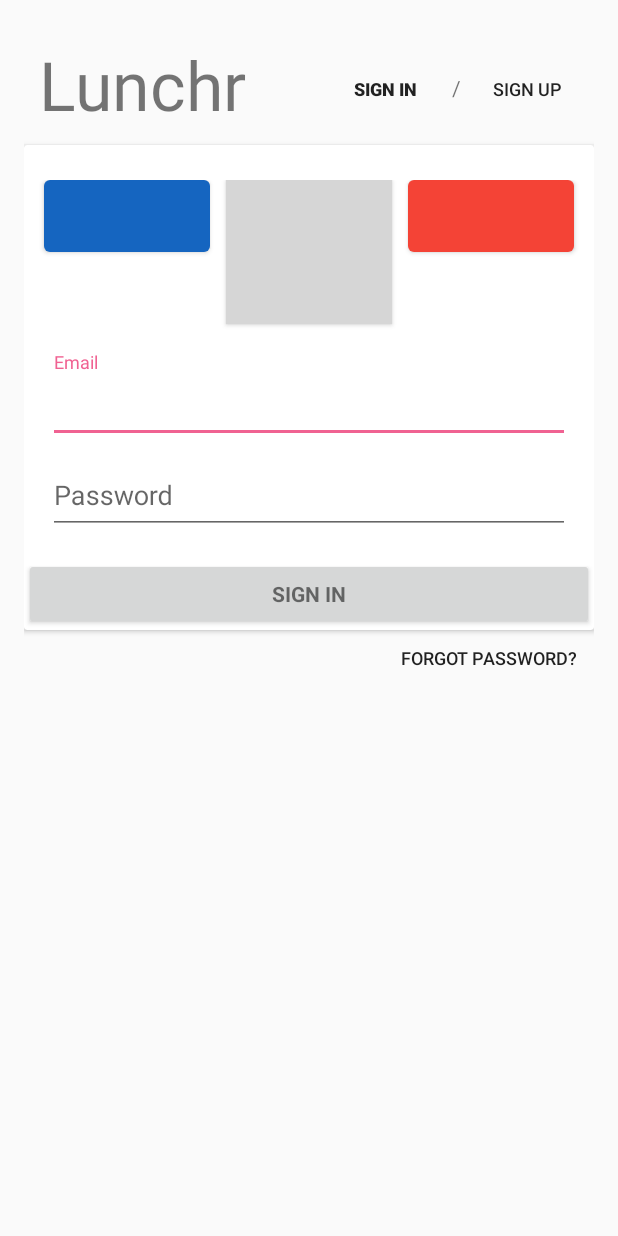
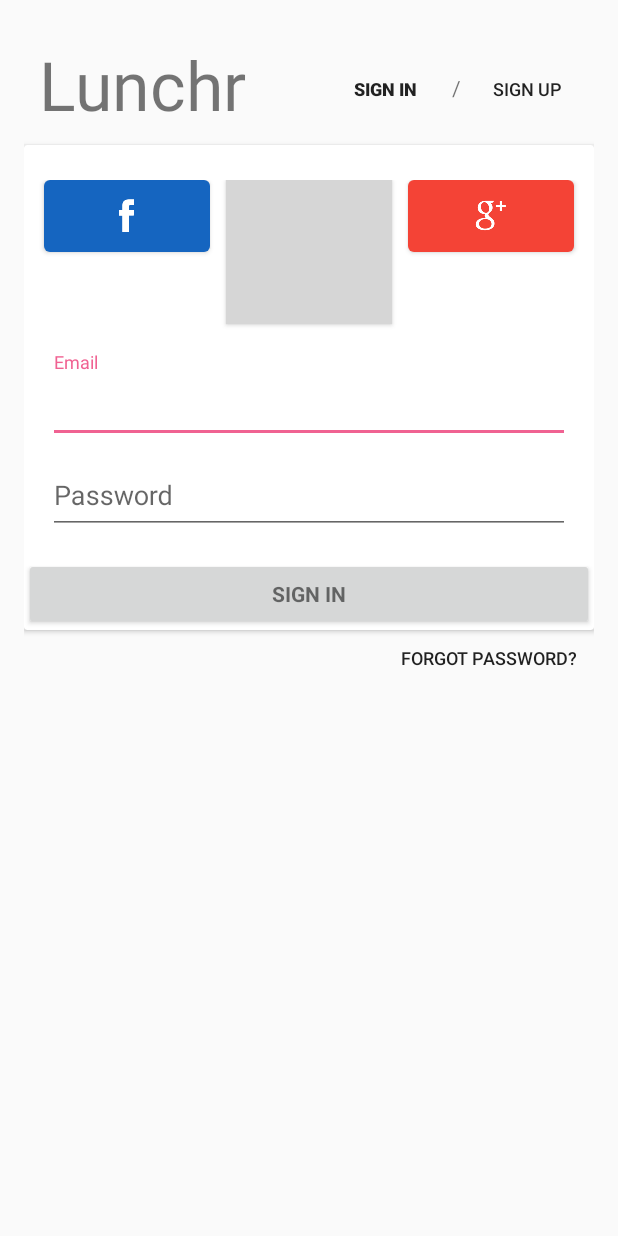
Before and after one commit to Net-Geek/Lunchr, an Android app: the screen it shows after launch (LoginActivity), on a phone screen of 412 x 824 dp. Run offline under Robolectric (Android 15) with nearby library versions, the phone set to English and light mode, and no system bars; libraries missing offline, so code that uses them is left out: com.facebook, com.facebook.login, com.firebase.client; 8 statements that could not run were skipped; grey boxes are pictures that could not be loaded.

Commit message:
Added external OAuth assets for facebook, twitter, google, etc

```diff
--- a/app/src/main/res/layout/activity_login.xml
+++ b/app/src/main/res/layout/activity_login.xml
@@ -88,6 +88,9 @@
                         android:layout_gravity="center_horizontal"
                         android:layout_margin="5dp"
                         android:layout_weight="1"
+                        android:src="@drawable/ic_facebook"
+                        android:tint="@color/white"
+                        android:scaleType="center"
                         android:text="@string/login_with_facebook" />
 
                     <ImageButton
@@ -98,6 +101,9 @@
                         android:layout_gravity="center_horizontal"
                         android:layout_margin="5dp"
                         android:layout_weight="1"
+                        android:src="@drawable/ic_twitter"
+                        android:tint="@color/white"
+                        android:scaleType="center"
                         android:text="@string/login_with_twitter" />
 
                     <ImageButton
@@ -108,6 +114,9 @@
                         android:layout_gravity="center_horizontal"
                         android:layout_margin="5dp"
                         android:layout_weight="1"
+                        android:src="@drawable/ic_googleplus"
+                        android:tint="@color/white"
+                        android:scaleType="center"
                         android:text="@string/login_with_google" />
                 </LinearLayout>
 
```
